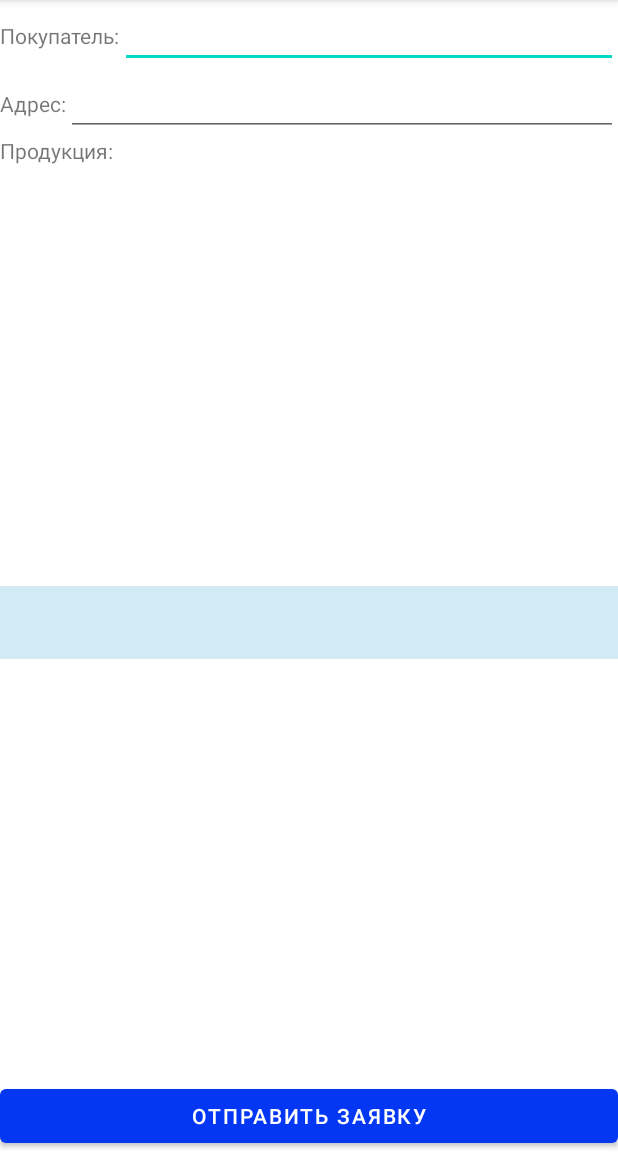
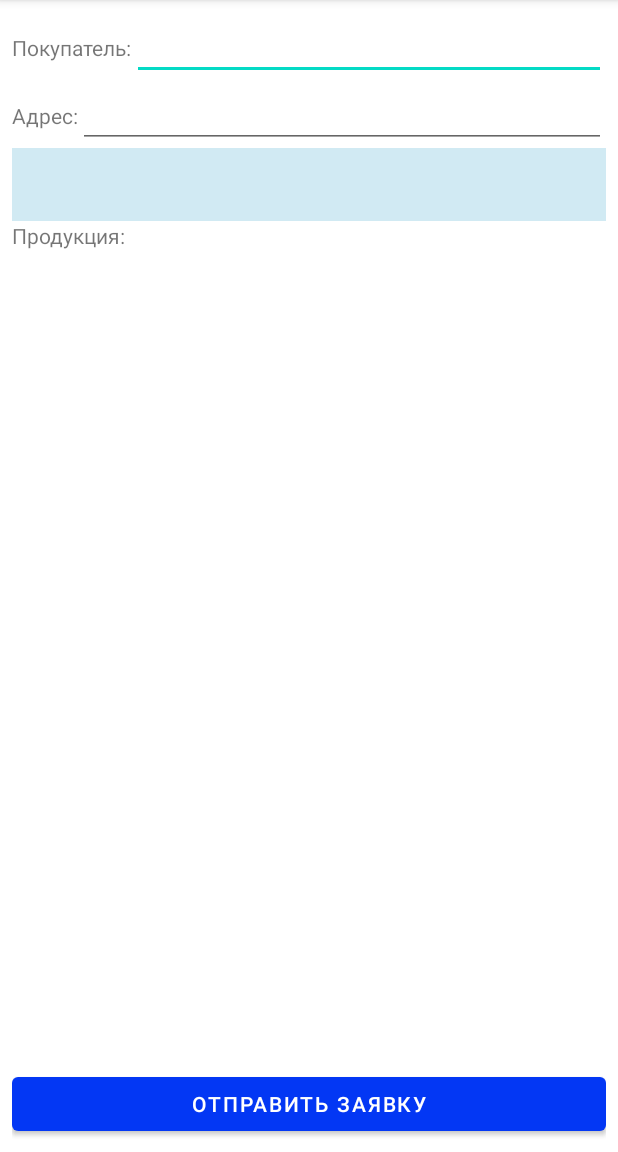
Before and after one commit to Cfyzzz/VV_orders, an Android app: the OrderActivity screen opened directly, with no data from a screen before it, on a phone screen of 412 x 824 dp, the part 84-1236 px from its top. Run offline under Robolectric (Android 15) with nearby library versions, the phone set to English and light mode, and no system bars.

Commit message:
refactor wip : Переделать таблицу номенклатуры в список

```diff
--- a/app/src/main/java/ru/nedovizin/vvorders/ui/OrderActivity.java
+++ b/app/src/main/java/ru/nedovizin/vvorders/ui/OrderActivity.java
@@ -1,16 +1,25 @@
 package ru.nedovizin.vvorders.ui;
 
 import android.os.Bundle;
+import android.util.Log;
+import android.view.LayoutInflater;
 import android.view.View;
+import android.view.ViewGroup;
 import android.widget.AdapterView;
 import android.widget.ProgressBar;
+import android.widget.TextView;
 
+import androidx.recyclerview.widget.LinearLayoutManager;
+import androidx.recyclerview.widget.RecyclerView;
+
+import java.util.ArrayList;
 import java.util.List;
 
 import ru.nedovizin.vvorders.AddressAutoCompleteAdapter;
 import ru.nedovizin.vvorders.ClientAutoCompleteAdapter;
 import ru.nedovizin.vvorders.DelayAutoCompleteTextView;
 import ru.nedovizin.vvorders.ProductAutoCompleteAdapter;
+import ru.nedovizin.vvorders.ProductItem;
 import ru.nedovizin.vvorders.R;
 import ru.nedovizin.vvorders.models.Address;
 import ru.nedovizin.vvorders.models.ClientLab;
@@ -19,18 +28,28 @@ import ru.nedovizin.vvorders.models.Product;
 
 public class OrderActivity extends MenuActivity {
 
-    ClientLab mClientLab;
+    private ClientLab mClientLab;
+    private RecyclerView mProductReclerView;
+    private ProductListAdapter mAdapter;
+    private List<ProductItem> mProducts;
+    private final String ARG_PRODUCT_POSITION = "ru.nedovizin.criminalintent.CrimeListFragment.ARG_PRODUCT_POSITION";
+    private final String TAG = ".OrderActivity";
 
     @Override
     protected void onCreate(Bundle savedInstanceState) {
         super.onCreate(savedInstanceState);
         setContentView(R.layout.activity_order);
 
+        mProductReclerView = findViewById(R.id.table_products);
+        mProductReclerView.setLayoutManager(new LinearLayoutManager(this));
         mClientLab = ClientLab.get(getBaseContext());
 
         DelayAutoCompleteTextView addressTitle = (DelayAutoCompleteTextView) findViewById(R.id.address);
         DelayAutoCompleteTextView clientTitle = (DelayAutoCompleteTextView) findViewById(R.id.client);
         DelayAutoCompleteTextView productTitle = (DelayAutoCompleteTextView) findViewById(R.id.product_input);
+
+        mProducts = new ArrayList<>();
+        updateUI();
 
         clientTitle.setThreshold(4);
         clientTitle.setAdapter(new ClientAutoCompleteAdapter(getBaseContext()));
@@ -63,14 +82,88 @@ public class OrderActivity extends MenuActivity {
             }
         });
 
-        productTitle.setThreshold(8);
+        productTitle.setThreshold(5);
         productTitle.setAdapter(new ProductAutoCompleteAdapter(getBaseContext()));
         productTitle.setOnItemClickListener(new AdapterView.OnItemClickListener() {
             @Override
             public void onItemClick(AdapterView<?> adapterView, View view, int position, long id) {
-                Product product = (Product) adapterView.getItemAtPosition(position);
-                productTitle.setText(product.name);
+                ProductItem productItem = (ProductItem) adapterView.getItemAtPosition(position);
+                mProducts.add(productItem);
+                productTitle.setText("");
+                updateUI();
             }
         });
     }
+
+    @Override
+    protected void onResume() {
+        super.onResume();
+        updateUI();
+    }
+
+    private void updateUI() {
+        if (mAdapter == null) {
+            Log.d(TAG, "updateUI mAdapter == null");
+            mAdapter = new ProductListAdapter(mProducts);
+            mProductReclerView.setAdapter(mAdapter);
+        } else {
+            Log.d(TAG, "updateUI mAdapter != null");
+            mAdapter.notifyDataSetChanged();
+        }
+        Log.d(TAG, "quantity products: " + Integer.toString(mProducts.size()));
+    }
+
+    private class ProductHolder extends RecyclerView.ViewHolder implements View.OnClickListener {
+
+        private TextView mNameProduct;
+        private TextView mQuantityProducts;
+        private ProductItem mProduct;
+
+        public ProductHolder(View view) {
+            super(view);
+
+            mNameProduct = itemView.findViewById(R.id.col3);
+            mQuantityProducts = itemView.findViewById(R.id.col4);
+            itemView.setOnClickListener(this);
+        }
+
+        public void bind(ProductItem productItem, int position) {
+            mProduct = productItem;
+            mNameProduct.setText(productItem.product.name);
+            mQuantityProducts.setText(productItem.quantity);
+        }
+
+        @Override
+        public void onClick(View v) {
+            // TODO - Реакция на клик по строке номенклатуры в заявке
+        }
+    }
+
+    private class ProductListAdapter extends RecyclerView.Adapter<ProductHolder> {
+
+        List<ProductItem> data;
+
+        public ProductListAdapter(List<ProductItem> data) {
+            this.data = data;
+        }
+
+        @Override
+        public ProductHolder onCreateViewHolder(ViewGroup parent, int viewType) {
+            View itemView;
+            itemView = LayoutInflater.from(parent.getContext())
+                    .inflate(R.layout.table_row, parent, false);
+            return new ProductHolder(itemView);
+        }
+
+        @Override
+        public void onBindViewHolder(OrderActivity.ProductHolder holder, int position) {
+            ProductItem product = data.get(position);
+            holder.bind(product, position);
+        }
+
+        @Override
+        public int getItemCount() {
+            return data.size();
+        }
+    }
 }
--- a/app/src/main/res/layout/activity_order.xml
+++ b/app/src/main/res/layout/activity_order.xml
@@ -5,7 +5,8 @@
     android:layout_width="match_parent"
     android:layout_height="match_parent"
     android:orientation="vertical"
-    tools:context=".ui.OrderActivity">
+    tools:context=".ui.OrderActivity"
+    android:layout_margin="8dp">
 
     <LinearLayout
         android:layout_width="match_parent"
@@ -60,17 +61,6 @@
             tools:text="Новоагарёва, ул. Неизвестного, 12 Вывеска 'Не входить!'" />
     </LinearLayout>
 
-    <TextView
-        android:layout_width="match_parent"
-        android:layout_height="wrap_content"
-        android:text="@string/selected_products" />
-
-    <TableLayout
-        android:id="@+id/table_products"
-        android:layout_width="match_parent"
-        android:layout_height="wrap_content"
-        android:layout_weight="1"></TableLayout>
-
     <ru.nedovizin.vvorders.DelayAutoCompleteTextView
         android:id="@+id/product_input"
         android:layout_width="match_parent"
@@ -80,11 +70,16 @@
         android:nextFocusLeft="@id/address"
         tools:text="зав сл клуб 2" />
 
-    <TableLayout
-        android:id="@+id/table_variants_of_products"
+    <TextView
         android:layout_width="match_parent"
         android:layout_height="wrap_content"
-        android:layout_weight="1"></TableLayout>
+        android:text="@string/selected_products" />
+
+    <androidx.recyclerview.widget.RecyclerView
+        android:id="@+id/table_products"
+        android:layout_width="match_parent"
+        android:layout_height="wrap_content"
+        android:layout_weight="2"/>
 
     <Button
         android:layout_width="match_parent"
```
Also changed, not shown: app/src/main/java/ru/nedovizin/vvorders/ProductAutoCompleteAdapter.java (+22 -11 lines), app/src/main/java/ru/nedovizin/vvorders/ProductItem.java (added, +18 -0 lines), app/src/main/java/ru/nedovizin/vvorders/models/ClientLab.java (+6 -3 lines), app/src/main/res/layout/table_row.xml (+10 -1 lines).
